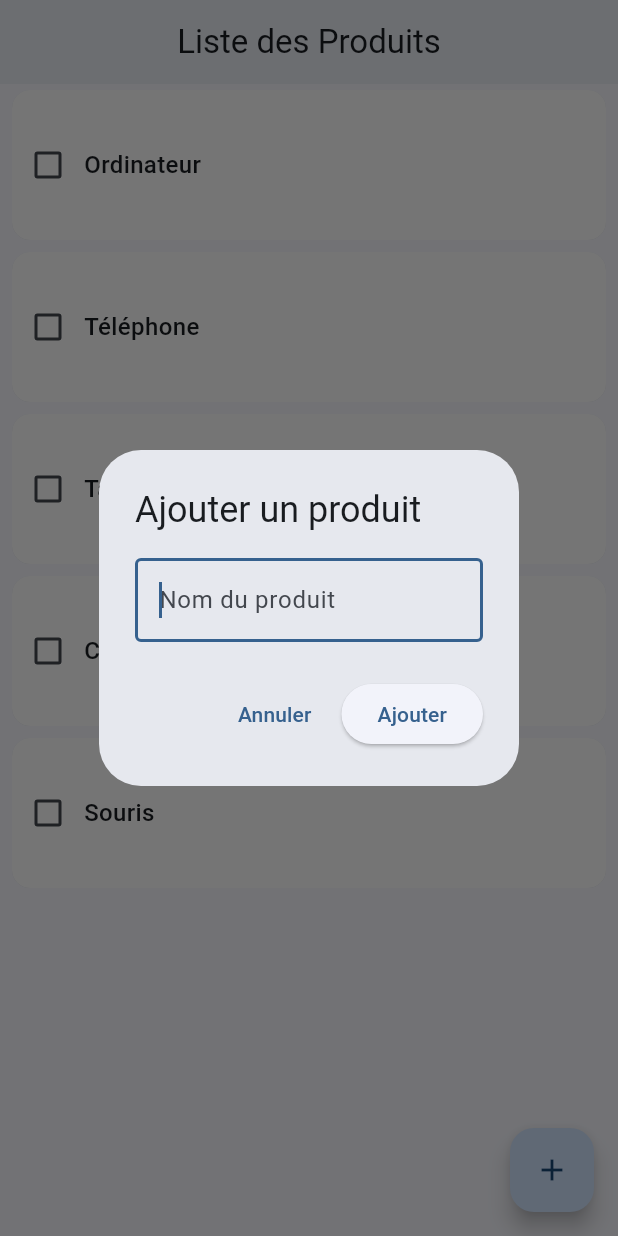
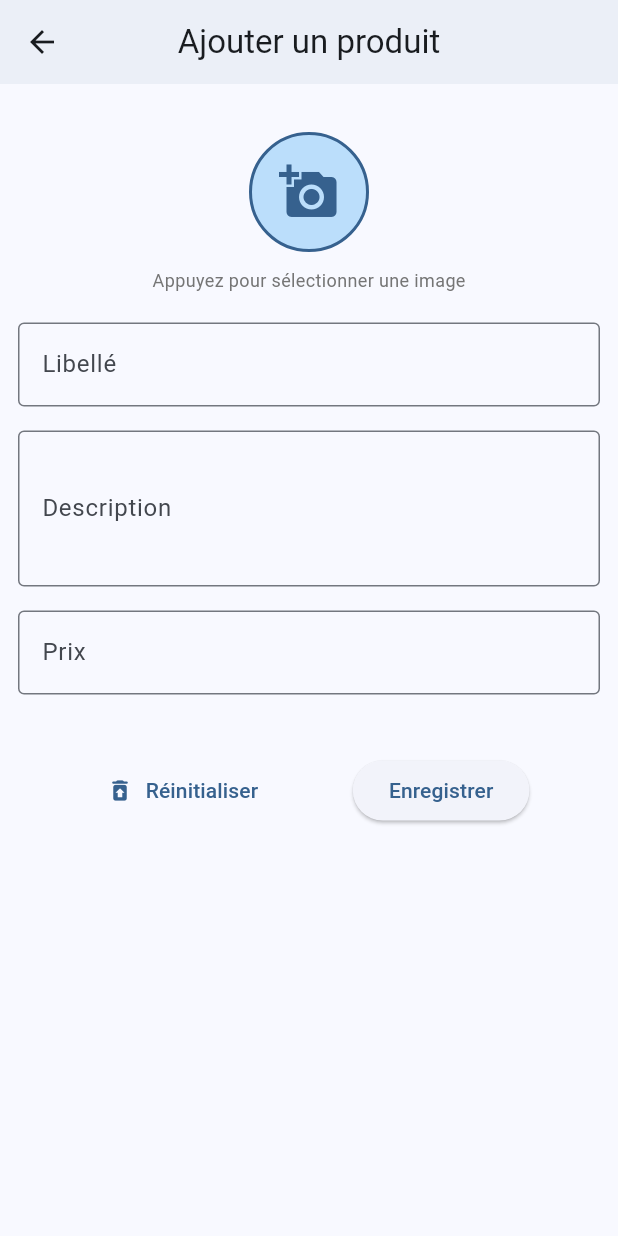
Before and after one commit to amiopp/Ateliers, a Flutter app: the screen it shows after launch, after a tap on the "add" icon, on a phone screen of 412 x 824 dp. Run offline on Flutter 3.47's test engine with Material 3 defaults, Android fonts, the phone set to English and light mode, and no system bars; drawn by our look-alikes of flutter_slidable; our stand-ins replace image_picker.

Commit message:
Atelier 2: Add Product model, ImagePicker, and details page

```diff
--- a/produitsapp/lib/add_produit.dart
+++ /dev/null
@@ -1,38 +0,0 @@
-import 'package:flutter/material.dart';
-
-class AddProduit extends StatelessWidget {
-  const AddProduit({super.key});
-
-  @override
-  Widget build(BuildContext context) {
-    TextEditingController controller = TextEditingController();
-
-    return AlertDialog(
-      title: const Text('Ajouter un produit'),
-      content: TextField(
-        controller: controller,
-        decoration: const InputDecoration(
-          hintText: 'Nom du produit',
-          border: OutlineInputBorder(),
-        ),
-        autofocus: true,
-      ),
-      actions: [
-        TextButton(
-          onPressed: () {
-            Navigator.of(context).pop();
-          },
-          child: const Text('Annuler'),
-        ),
-        ElevatedButton(
-          onPressed: () {
-            if (controller.text.isNotEmpty) {
-              Navigator.of(context).pop(controller.text);
-            }
-          },
-          child: const Text('Ajouter'),
-        ),
-      ],
-    );
-  }
-}
--- /dev/null
+++ b/produitsapp/lib/add_produit_form.dart
@@ -0,0 +1,185 @@
+import 'dart:io';
+import 'package:flutter/material.dart';
+import 'package:image_picker/image_picker.dart';
+import 'model/produit.dart';
+
+class AddProduitForm extends StatefulWidget {
+  final Function(Produit) onSubmit;
+
+  const AddProduitForm({super.key, required this.onSubmit});
+
+  @override
+  State<AddProduitForm> createState() => _AddProduitFormState();
+}
+
+class _AddProduitFormState extends State<AddProduitForm> {
+  final GlobalKey<FormState> _formKey = GlobalKey<FormState>();
+  final Produit _produit = Produit();
+  String? _pickedImagePath;
+  final ImagePicker _picker = ImagePicker();
+
+  Future<void> _pickImage() async {
+    try {
+      final XFile? image = await _picker.pickImage(
+        source: ImageSource.gallery,
+        maxWidth: 1024,
+        maxHeight: 1024,
+        imageQuality: 85,
+      );
+
+      if (image != null) {
+        setState(() {
+          _pickedImagePath = image.path;
+        });
+      }
+    } catch (e) {
+      if (mounted) {
+        ScaffoldMessenger.of(context).showSnackBar(
+          SnackBar(content: Text('Erreur lors de la sélection de l\'image: $e')),
+        );
+      }
+    }
+  }
+
+  void _saveProduit() {
+    if (_formKey.currentState!.validate()) {
+      _formKey.currentState!.save();
+      _produit.photo = _pickedImagePath;
+      _produit.id = DateTime.now().millisecondsSinceEpoch.toString();
+      widget.onSubmit(_produit);
+      Navigator.pop(context);
+    }
+  }
+
+  @override
+  Widget build(BuildContext context) {
+    return Scaffold(
+      appBar: AppBar(title: const Text('Ajouter un produit')),
+      body: Padding(
+        padding: const EdgeInsets.all(12.0),
+        child: Form(
+          key: _formKey,
+          child: SingleChildScrollView(
+            child: Column(
+              children: [
+                const SizedBox(height: 20),
+                // Image Picker
+                GestureDetector(
+                  onTap: _pickImage,
+                  child: Container(
+                    width: 80,
+                    height: 80,
+                    decoration: BoxDecoration(
+                      border: Border.all(
+                        color: Theme.of(context).primaryColor,
+                        width: 2,
+                      ),
+                      color: Theme.of(context).primaryColorLight,
+                      shape: BoxShape.circle,
+                      image: _pickedImagePath != null
+                          ? DecorationImage(
+                              fit: BoxFit.cover,
+                              image: FileImage(File(_pickedImagePath!)),
+                            )
+                          : null,
+                    ),
+                    child: _pickedImagePath == null
+                        ? Icon(
+                            Icons.add_a_photo,
+                            size: 40,
+                            color: Theme.of(context).primaryColor,
+                          )
+                        : null,
+                  ),
+                ),
+                const SizedBox(height: 10),
+                Text(
+                  'Appuyez pour sélectionner une image',
+                  style: TextStyle(
+                    color: Colors.grey[600],
+                    fontSize: 12,
+                  ),
+                ),
+                const SizedBox(height: 20),
+                // Libellé Field
+                TextFormField(
+                  decoration: const InputDecoration(
+                    labelText: 'Libellé',
+                    border: OutlineInputBorder(),
+                  ),
+                  validator: (value) {
+                    if (value == null || value.isEmpty) {
+                      return 'Veuillez saisir le libellé';
+                    }
+                    return null;
+                  },
+                  onSaved: (value) => _produit.libelle = value,
+                ),
+                const SizedBox(height: 16),
+                // Description Field
+                TextFormField(
+                  decoration: const InputDecoration(
+                    labelText: 'Description',
+                    border: OutlineInputBorder(),
+                  ),
+                  maxLines: 3,
+                  validator: (value) {
+                    if (value == null || value.isEmpty) {
+                      return 'Veuillez saisir la description';
+                    }
+                    return null;
+                  },
+                  onSaved: (value) => _produit.description = value,
+                ),
+                const SizedBox(height: 16),
+                // Prix Field
+                TextFormField(
+                  decoration: const InputDecoration(
+                    labelText: 'Prix',
+                    border: OutlineInputBorder(),
+                    suffixText: '€',
+                  ),
+                  keyboardType: TextInputType.number,
+                  validator: (value) {
+                    if (value == null || value.isEmpty) {
+                      return 'Veuillez saisir le prix';
+                    }
+                    if (double.tryParse(value) == null) {
+                      return 'Veuillez saisir un nombre valide';
+                    }
+                    return null;
+                  },
+                  onSaved: (value) => _produit.prix = double.parse(value!),
+                ),
+                const SizedBox(height: 24),
+                // Action Buttons
+                Padding(
+                  padding: const EdgeInsets.symmetric(vertical: 16.0),
+                  child: Row(
+                    mainAxisAlignment: MainAxisAlignment.spaceEvenly,
+                    children: [
+                      TextButton.icon(
+                        onPressed: () {
+                          _formKey.currentState!.reset();
+                          setState(() {
+                            _pickedImagePath = null;
+                          });
+                        },
+                        icon: const Icon(Icons.restore_from_trash_rounded),
+                        label: const Text('Réinitialiser'),
+                      ),
+                      ElevatedButton(
+                        onPressed: _saveProduit,
+                        child: const Text('Enregistrer'),
+                      ),
+                    ],
+                  ),
+                ),
+              ],
+            ),
+          ),
+        ),
+      ),
+    );
+  }
+}
--- /dev/null
+++ b/produitsapp/lib/model/produit.dart
@@ -0,0 +1,59 @@
+class Produit {
+  String? id;
+  String? libelle;
+  String? description;
+  double? prix;
+  String? photo;
+
+  Produit({
+    this.id,
+    this.libelle,
+    this.description,
+    this.prix,
+    this.photo,
+  });
+
+  // Factory constructor for creating a Produit from JSON
+  factory Produit.fromJson(Map<String, dynamic> json) {
+    return Produit(
+      id: json['id'] as String?,
+      libelle: json['libelle'] as String?,
+      description: json['description'] as String?,
+      prix: json['prix'] != null ? (json['prix'] as num).toDouble() : null,
+      photo: json['photo'] as String?,
+    );
+  }
+
+  // Method to convert Produit to JSON
+  Map<String, dynamic> toJson() {
+    return {
+      'id': id,
+      'libelle': libelle,
+      'description': description,
+      'prix': prix,
+      'photo': photo,
+    };
+  }
+
+  // Copy method for creating a copy of the product
+  Produit copyWith({
+    String? id,
+    String? libelle,
+    String? description,
+    double? prix,
+    String? photo,
+  }) {
+    return Produit(
+      id: id ?? this.id,
+      libelle: libelle ?? this.libelle,
+      description: description ?? this.description,
+      prix: prix ?? this.prix,
+      photo: photo ?? this.photo,
+    );
+  }
+
+  @override
+  String toString() {
+    return 'Produit(id: $id, libelle: $libelle, description: $description, prix: $prix, photo: $photo)';
+  }
+}
--- a/produitsapp/lib/produits_list.dart
+++ b/produitsapp/lib/produits_list.dart
@@ -1,6 +1,8 @@
 import 'package:flutter/material.dart';
 import 'produit_box.dart';
-import 'add_produit.dart';
+import 'add_produit_form.dart';
+import 'produit_details.dart';
+import 'model/produit.dart';
 
 class ProduitsList extends StatefulWidget {
   const ProduitsList({super.key});
@@ -10,15 +12,8 @@ class ProduitsList extends StatefulWidget {
 }
 
 class _ProduitsListState extends State<ProduitsList> {
-  List<String> produits = [
-    'Ordinateur',
-    'Téléphone',
-    'Tablette',
-    'Clavier',
-    'Souris',
-  ];
-
-  List<bool> selections = [false, false, false, false, false];
+  List<Produit> produits = [];
+  List<bool> selections = [];
 
   void _toggleSelection(int index, bool? value) {
     setState(() {
@@ -26,18 +21,22 @@ class _ProduitsListState extends State<ProduitsList> {
     });
   }
 
-  void _addProduit() async {
-    final result = await showDialog<String>(
-      context: context,
-      builder: (context) => const AddProduit(),
+  void _addProduit() {
+    Navigator.push(
+      context,
+      MaterialPageRoute(
+        builder: (context) => AddProduitForm(
+          onSubmit: _saveProduit,
+        ),
+      ),
     );
+  }
 
-    if (result != null && result.isNotEmpty) {
+  void _saveProduit(Produit produit) {
     setState(() {
-        produits.add(result);
+      produits.add(produit);
       selections.add(false);
     });
-    }
   }
 
   void _delProduit(int index) {
@@ -57,6 +56,15 @@ class _ProduitsListState extends State<ProduitsList> {
         }
       }
     });
+  }
+
+  void _viewProduitDetails(Produit produit) {
+    Navigator.push(
+      context,
+      MaterialPageRoute(
+        builder: (context) => ProduitDetails(produit: produit),
+      ),
+    );
   }
 
   bool get hasSelectedProducts => selections.any((selected) => selected);
@@ -101,14 +109,44 @@ class _ProduitsListState extends State<ProduitsList> {
             ),
         ],
       ),
-      body: ListView.builder(
+      body: produits.isEmpty
+          ? Center(
+              child: Column(
+                mainAxisAlignment: MainAxisAlignment.center,
+                children: [
+                  Icon(
+                    Icons.shopping_bag_outlined,
+                    size: 100,
+                    color: Colors.grey[300],
+                  ),
+                  const SizedBox(height: 16),
+                  Text(
+                    'Aucun produit',
+                    style: TextStyle(
+                      fontSize: 18,
+                      color: Colors.grey[600],
+                    ),
+                  ),
+                  const SizedBox(height: 8),
+                  Text(
+                    'Appuyez sur + pour ajouter un produit',
+                    style: TextStyle(
+                      fontSize: 14,
+                      color: Colors.grey[500],
+                    ),
+                  ),
+                ],
+              ),
+            )
+          : ListView.builder(
               itemCount: produits.length,
               itemBuilder: (context, index) {
                 return ProduitBox(
-            nomProduit: produits[index],
+                  produit: produits[index],
                   selProduit: selections[index],
                   onChanged: (value) => _toggleSelection(index, value),
                   delProduit: () => _delProduit(index),
+                  onTap: () => _viewProduitDetails(produits[index]),
                 );
               },
             ),
--- a/produitsapp/pubspec.yaml
+++ b/produitsapp/pubspec.yaml
@@ -10,6 +10,7 @@ dependencies:
   flutter:
     sdk: flutter
   flutter_slidable: ^3.0.0
+  image_picker: ^1.0.7
 
 dev_dependencies:
   flutter_test:
@@ -18,3 +19,5 @@ dev_dependencies:
 
 flutter:
   uses-material-design: true
+  assets:
+    - assets/images/
```
Also changed, not shown: produitsapp/lib/produit_box.dart (+65 -4 lines), produitsapp/lib/produit_details.dart (added, +140 -0 lines), produitsapp/pubspec.lock, 6 other files. Lines whose indentation alone changed are shown as unchanged.
